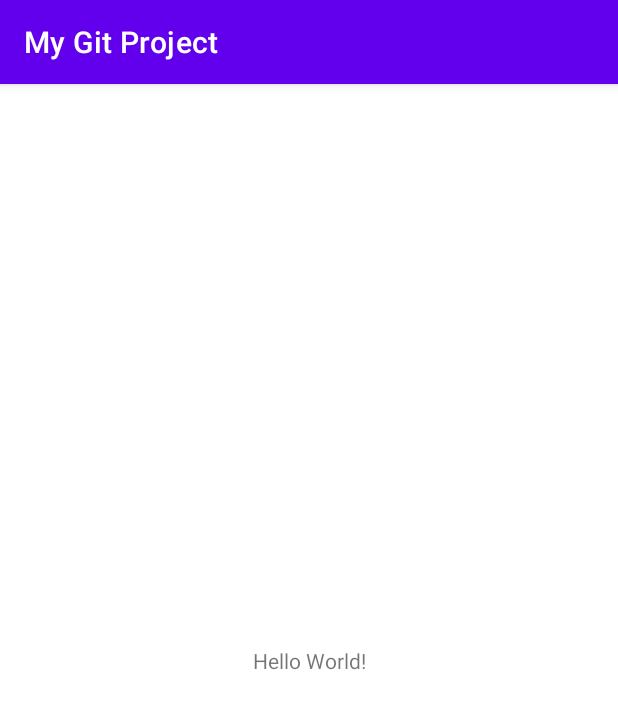
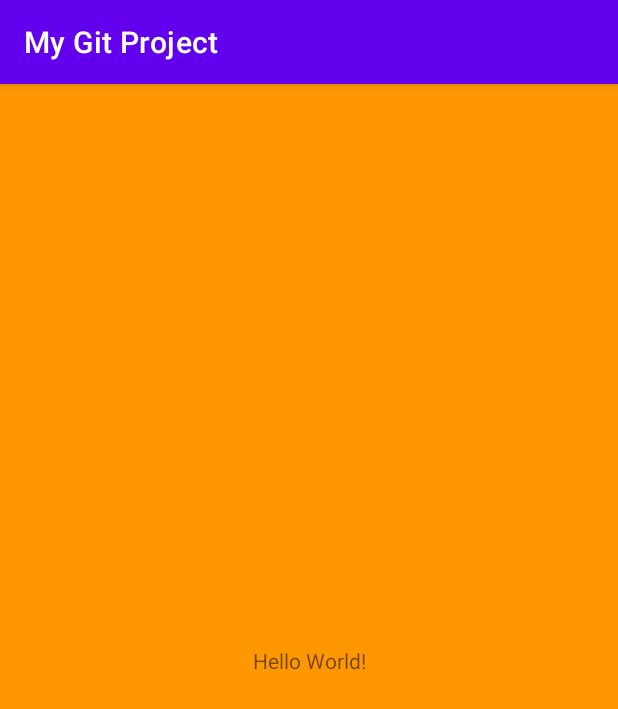
Before and after one commit to Lex-luter001/MyGitProject1, an Android app: the screen it shows after launch (MainActivity), on a phone screen of 412 x 824 dp. Shown: the top 709 px of the screen. Run offline under Robolectric (Android 15) with nearby library versions, the phone set to English and light mode, and no system bars.

Commit message:
Change background color

```diff
--- a/app/src/main/res/layout/activity_main.xml
+++ b/app/src/main/res/layout/activity_main.xml
@@ -4,6 +4,7 @@
     xmlns:tools="http://schemas.android.com/tools"
     android:layout_width="match_parent"
     android:layout_height="match_parent"
+    android:background="#FF9800"
     tools:context=".MainActivity">
 
     <TextView
```
